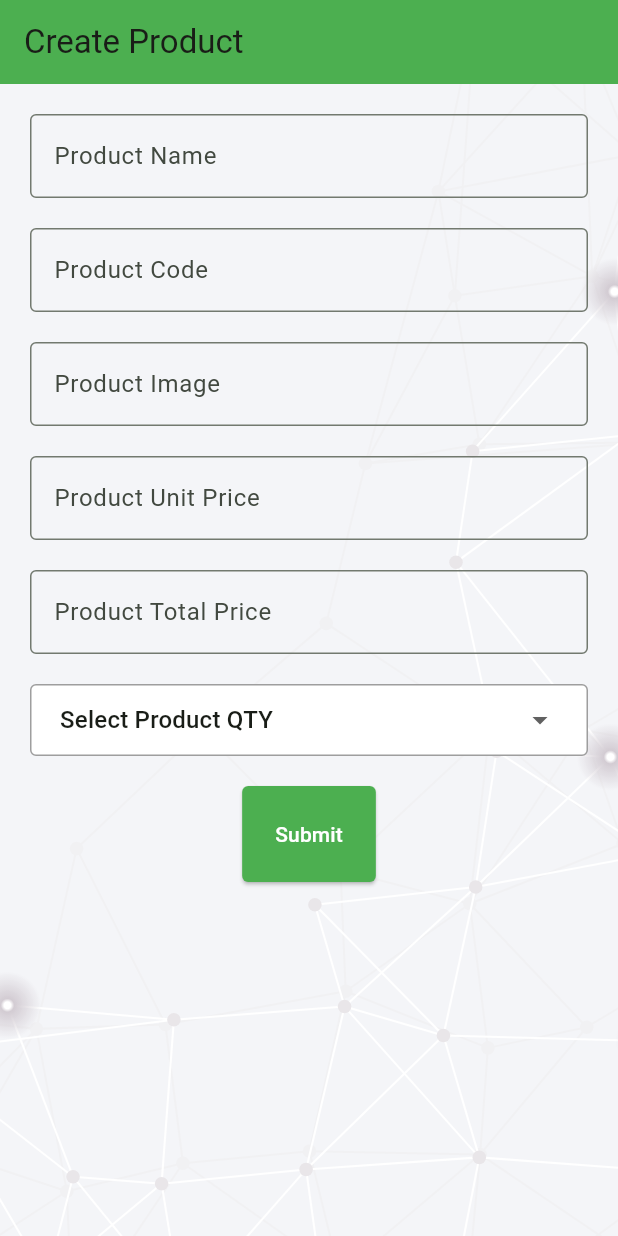
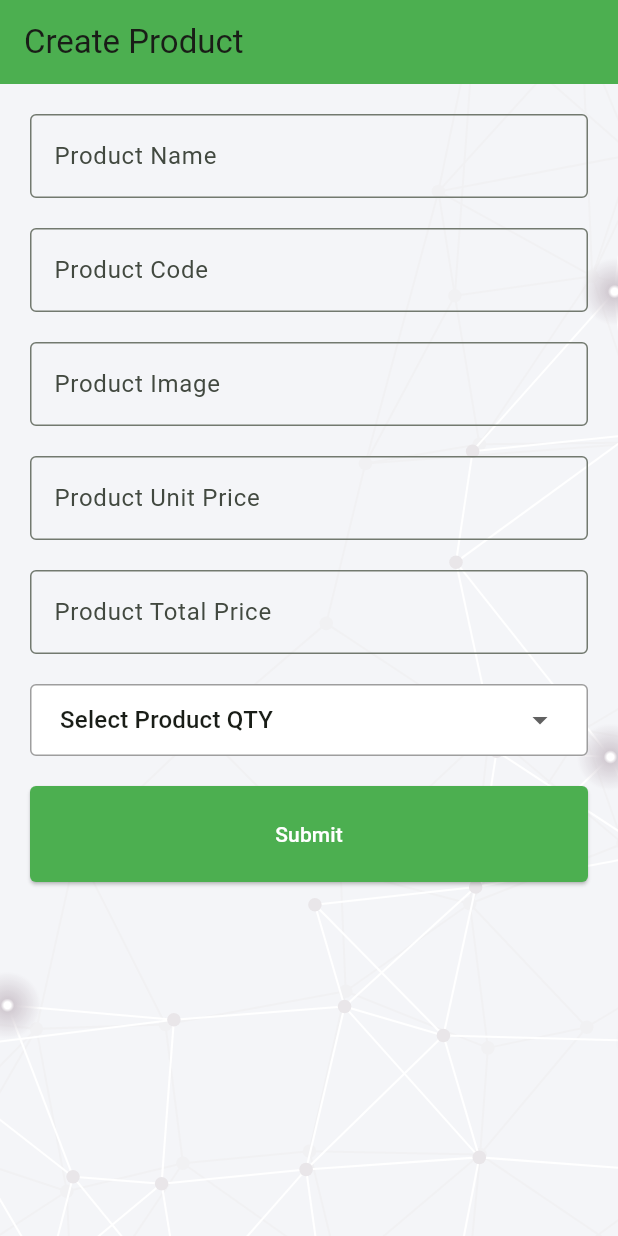
Before and after one commit to MdAnowarHosen/learn-flutter, a Flutter app: the screen it shows after launch, on a phone screen of 412 x 824 dp. Run offline on Flutter 3.47's test engine with Material 3 defaults, Android fonts, the phone set to English and light mode, and no system bars; our stand-ins replace flutter_svg.

Commit message:
Update product_create_screen.dart

```diff
--- a/lib/Screen/product_create_screen.dart
+++ b/lib/Screen/product_create_screen.dart
@@ -66,10 +66,13 @@ class _ProductCreateScreenState extends State<ProductCreateScreen> {
                   ),
 
                   SizedBox(height: 20),
-                  ElevatedButton(
-                    onPressed: () {},
-                    child: Text('Submit'),
-                    style: buttonStyle(),
+                  Container(
+                    width: double.infinity,
+                    child: ElevatedButton(
+                      onPressed: () {},
+                      child: Text('Submit'),
+                      style: buttonStyle(),
+                    ),
                   ),
                 ],
               ),
```
